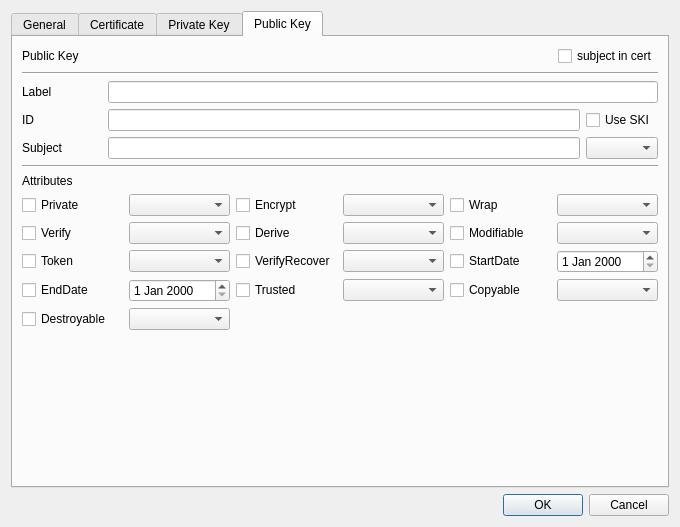
Old version of the form CryptokiMan/import_pfx_dlg.ui in the repository jykim74/CryptokiMan.
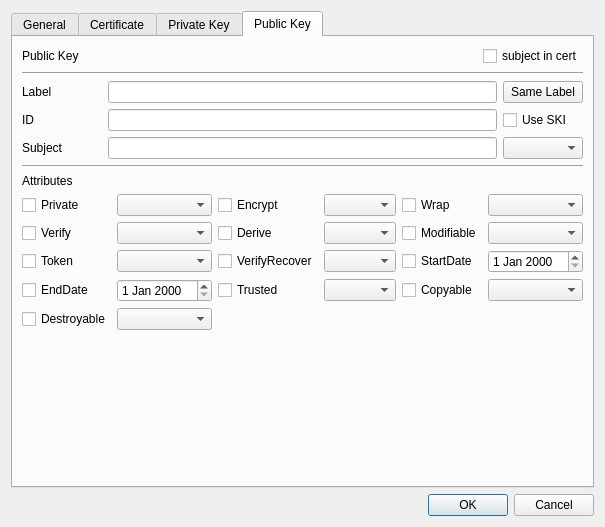
New version of the form.

```diff
--- a/CryptokiMan/import_pfx_dlg.ui
+++ b/CryptokiMan/import_pfx_dlg.ui
@@ -6,7 +6,7 @@
    <rect>
     <x>0</x>
     <y>0</y>
-    <width>680</width>
+    <width>581</width>
     <height>527</height>
    </rect>
   </property>
@@ -941,9 +941,6 @@
            </property>
           </widget>
          </item>
-         <item row="0" column="1" colspan="2">
-          <widget class="QLineEdit" name="mPubLabelText"/>
-         </item>
          <item row="1" column="0">
           <widget class="QLabel" name="label_16">
            <property name="text">
@@ -965,6 +962,16 @@
            </property>
           </widget>
          </item>
+         <item row="0" column="1">
+          <widget class="QLineEdit" name="mPubLabelText"/>
+         </item>
+         <item row="0" column="2">
+          <widget class="QPushButton" name="mPubSameLabelBtn">
+           <property name="text">
+            <string>Same Label</string>
+           </property>
+          </widget>
+         </item>
         </layout>
        </item>
        <item>
```
Left out of the diff: 29 changed lines with no effect on the pictures.
